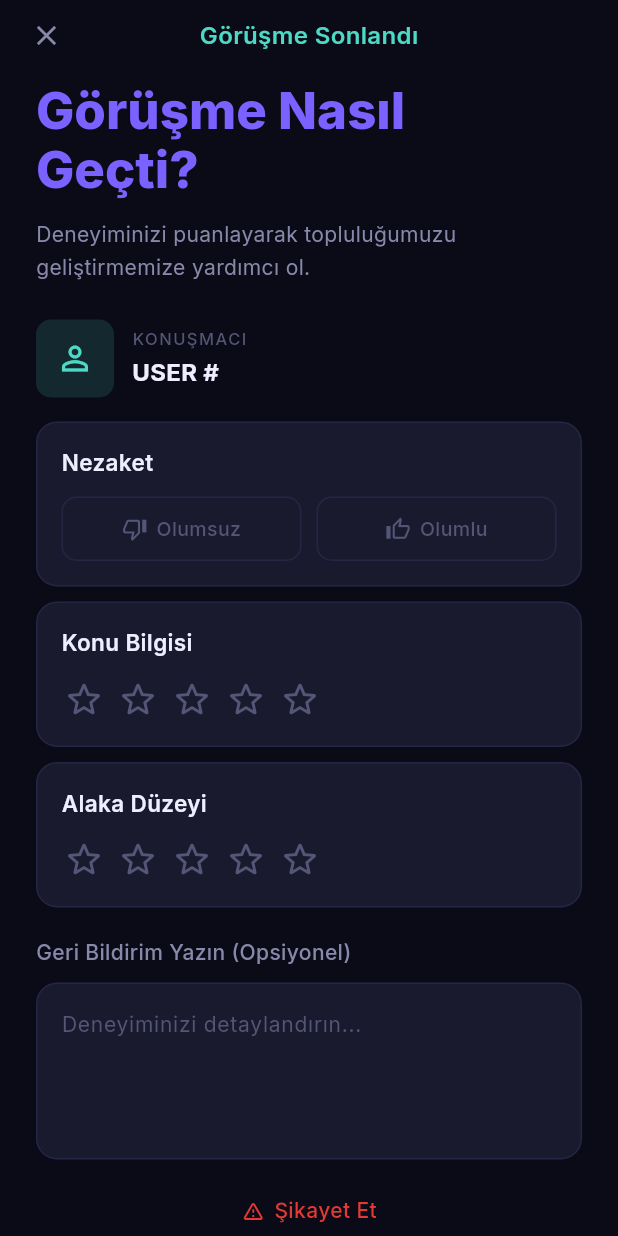
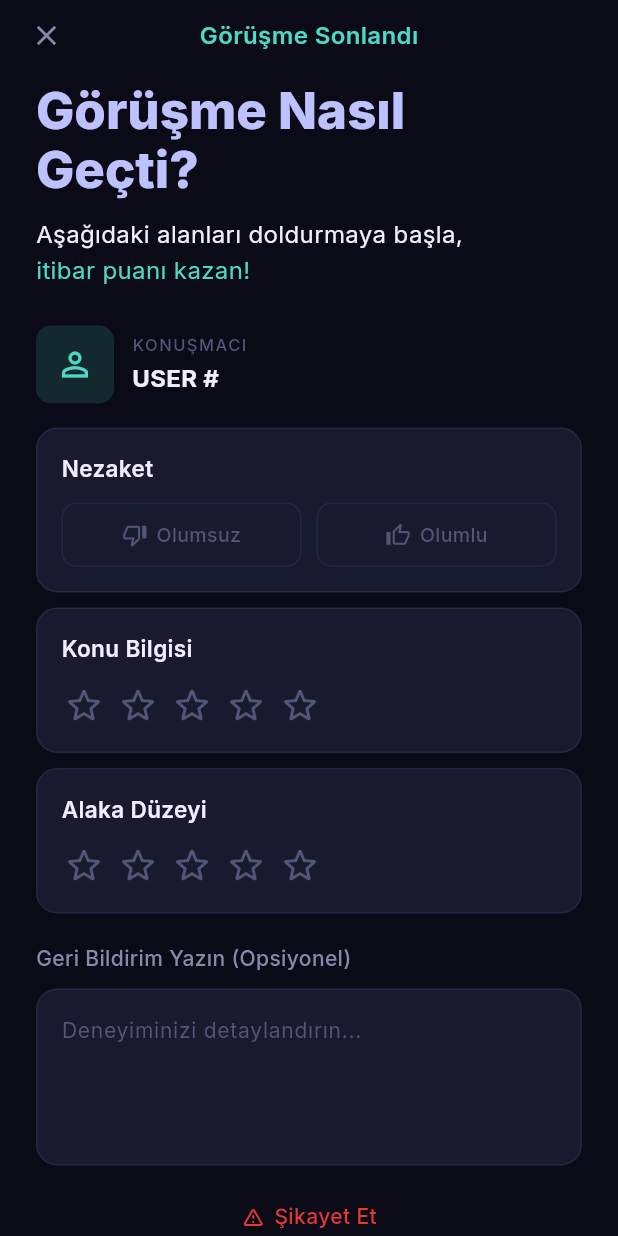
Before and after one commit to sebahattinmusaoglu-glitch/aVox, a Flutter app: the RatingScreen screen opened directly with empty values, on a phone screen of 412 x 824 dp. Run offline on Flutter 3.47's test engine with Material 3 defaults, Android fonts, the phone set to English and light mode, and no system bars; our stand-ins replace cloud_firestore, firebase_auth, firebase_core, google_fonts, permission_handler; missing offline and left inert: agora_rtc_engine; accounts and stored records are empty; network calls fail; statements that could not run were skipped.

Commit message:
dinamik itibar hesapla ve renk güncelleme

```diff
--- a/lib/screens/rating_screen.dart
+++ b/lib/screens/rating_screen.dart
@@ -24,15 +24,51 @@ class _RatingScreenState extends State<RatingScreen> {
   int _relevance = 0;       // 0–5
   final TextEditingController _feedbackCtrl = TextEditingController();
 
+  bool get _hasInteraction =>
+      _politeness != null ||
+      _topicKnowledge > 0 ||
+      _relevance > 0 ||
+      _feedbackCtrl.text.trim().isNotEmpty;
+
+  int get _earnedPoints {
+  int points = 0;
+  if (_politeness != null) points += 2;
+  if (_topicKnowledge > 0) points += 2;
+  if (_relevance > 0) points += 2;
+  if (_feedbackCtrl.text.trim().isNotEmpty) points += 4;
+  return points;
+  }
+
   @override
   void dispose() {
     _feedbackCtrl.dispose();
     super.dispose();
   }
 
+  @override
+  void initState() {
+    super.initState();
+    _feedbackCtrl.addListener(() => setState(() {}));
+  }
+
 void _submit() {
-    // TODO: Write rating to Firestore
-    // FirebaseFirestore.instance.collection('sessions').add({...})
+  if (_hasInteraction) {
+    ScaffoldMessenger.of(context).showSnackBar(
+      SnackBar(
+        content: Text(
+          'Geri bildiriminiz için teşekkürler 🙏',
+          style: GoogleFonts.inter(color: Colors.white),
+        ),
+        backgroundColor: AppColors.card,
+        behavior: SnackBarBehavior.floating,
+        duration: const Duration(seconds: 2),
+        shape: RoundedRectangleBorder(
+          borderRadius: BorderRadius.circular(12),
+        ),
+      ),
+    );
+  }
+
   Navigator.pushAndRemoveUntil(
     context,
     MaterialPageRoute(builder: (_) => const HomeScreen()),
@@ -116,12 +152,12 @@ class _RatingScreenState extends State<RatingScreen> {
         ),
         const SizedBox(height: 12),
           Text(
-          'Deneyiminizi puanlayarak topluluğumuzu\ngeliştirmemize yardımcı ol.',
-          style: GoogleFonts.inter(
-            color: AppColors.textSecondary,
-            fontSize: 14,
-            height: 1.55,
+          'Aşağıdaki alanları doldurmaya başla,', style: GoogleFonts.inter( color: AppColors.textPrimary, fontSize: 16,),
           ),
+
+          Text(
+          '${_earnedPoints > 0 ? '+$_earnedPoints ' : ''}itibar puanı kazan!',
+            style: GoogleFonts.inter( color: AppColors.secondary, fontSize: 16, height: 1.55,),
               ),
       ],
     );
@@ -370,7 +406,7 @@ class _RatingScreenState extends State<RatingScreen> {
           elevation: 0,
         ),
         child: Text(
-          'Ana Sayfaya Dön',
+          _hasInteraction ? 'Gönder ve Ana Sayfaya Dön' : 'Ana Sayfaya Dön',
           style: GoogleFonts.inter(
             fontSize: 16,
             fontWeight: FontWeight.w600,
--- a/lib/theme/app_theme.dart
+++ b/lib/theme/app_theme.dart
@@ -5,7 +5,7 @@ class AppColors {
   static const Color background     = Color(0xFF0B0B18);
   static const Color surface        = Color(0xFF13132A);
   static const Color card           = Color(0xFF1A1A2E);
-  static const Color primary        = Color(0xFF7B61FF);
+  static const Color primary        = Color(0xFFBDC2FF);
   static const Color secondary      = Color(0xFF4DD9C5);
   static const Color success        = Color(0xFF4CAF82);
   static const Color warning        = Color(0xFFFFB74D);
```
Lines whose indentation alone changed are shown as unchanged.
